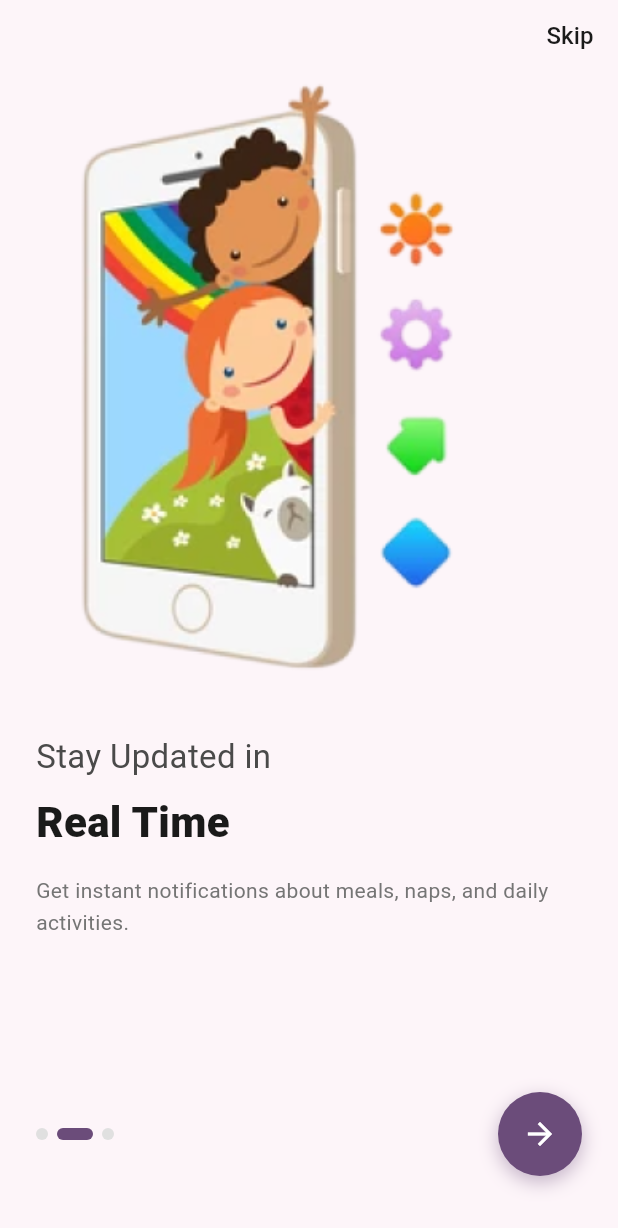
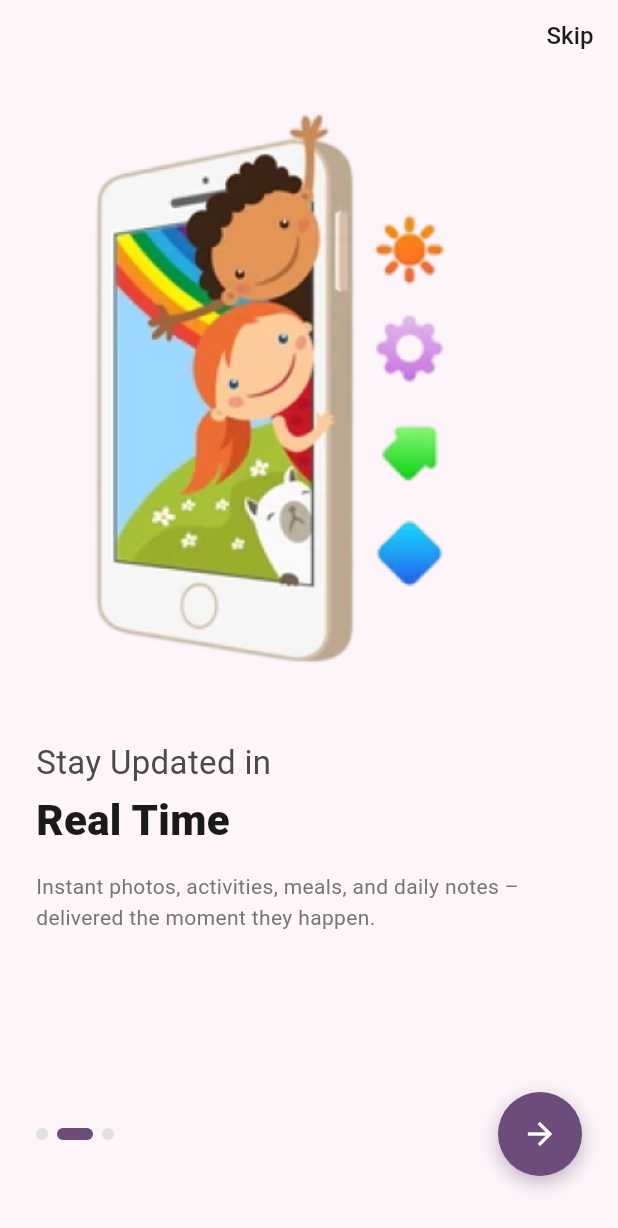
Before and after one commit to DISHAN-cyber/-Nursery_App, a Flutter app: the screen it shows after launch, swiped to page 2, on a phone screen of 412 x 824 dp. Shown: the top 1228 px of the screen. Run offline on Flutter 3.47's test engine with Material 3 defaults, Android fonts, the phone set to English and light mode, and no system bars; Roboto replaces fonts that are missing (Poppins).

Commit message:
update onboarding screen

```diff
--- a/lib/screens/onboarding_screen.dart
+++ b/lib/screens/onboarding_screen.dart
@@ -33,6 +33,58 @@ class _OnboardingScreenState extends State<OnboardingScreen> {
     }
   }
 
+  String _getTitle1(int index) {
+    switch (index) {
+      case 0:
+        return 'Never miss the';
+      case 1:
+        return 'Stay Updated in';
+      case 2:
+        return 'Safe & Secure for';
+      default:
+        return '';
+    }
+  }
+
+  String _getTitle2(int index) {
+    switch (index) {
+      case 0:
+        return 'Nursery Magic';
+      case 1:
+        return 'Real Time';
+      case 2:
+        return 'Every Family';
+      default:
+        return '';
+    }
+  }
+
+  String _getDescription(int index) {
+    switch (index) {
+      case 0:
+        return 'From first steps to finger-paint masterpieces—it\'s all here, just for you.';
+      case 1:
+        return 'Instant photos, activities, meals, and daily notes – delivered the moment they happen.';
+      case 2:
+        return 'Your data is protected with enterprise-level security and encryption.';
+      default:
+        return '';
+    }
+  }
+
+  String _getImage(int index) {
+    switch (index) {
+      case 0:
+        return 'assets/images/onboarding1.png.png';
+      case 1:
+        return 'assets/images/onboarding2.png.png';
+      case 2:
+        return 'assets/images/onboarding3.png.png';
+      default:
+        return '';
+    }
+  }
+
   @override
   Widget build(BuildContext context) {
     return Scaffold(
@@ -59,71 +111,85 @@ class _OnboardingScreenState extends State<OnboardingScreen> {
               ),
             ),
 
-            // Illustration Area
-                       // Illustration Area
+            // Illustration Area with PageView
             Expanded(
               flex: 5,
-              child: PageView(
+              child: PageView.builder(
                 controller: _pageController,
                 onPageChanged: (index) {
                   setState(() {
                     _currentPage = index;
                   });
                 },
-                children: [
-                  Image.asset(
-                    'assets/images/onboarding1.png.png',
-                    fit: BoxFit.contain,
-                  ),
-                  Image.asset(
-                    'assets/images/onboarding2.png.png',
-                    fit: BoxFit.contain,
-                  ),
-                  Image.asset(
-                    'assets/images/onboarding3.png.png',
-                    fit: BoxFit.contain,
-                  ),
-                ],
+                itemCount: _totalPages,
+                itemBuilder: (context, index) {
+                  return Padding(
+                    padding: const EdgeInsets.all(20.0),
+                    child: Image.asset(
+                      _getImage(index),
+                      fit: BoxFit.contain,
+                      errorBuilder: (context, error, stackTrace) {
+                        return Container(
+                          decoration: BoxDecoration(
+                            color: Colors.grey[200],
+                            borderRadius: BorderRadius.circular(20),
+                          ),
+                          child: Column(
+                            mainAxisAlignment: MainAxisAlignment.center,
+                            children: [
+                              Icon(
+                                Icons.image_outlined,
+                                size: 80,
+                                color: Colors.grey[400],
+                              ),
+                              const SizedBox(height: 10),
+                              Text(
+                                'Image ${index + 1}',
+                                style: TextStyle(
+                                  color: Colors.grey[400],
+                                  fontSize: 16,
+                                ),
+                              ),
+                            ],
+                          ),
+                        );
+                      },
+                    ),
+                  );
+                },
               ),
             ),
 
-            const SizedBox(height: 30),
+            const SizedBox(height: 20),
 
             // Text Content
-                        // Text Content
             Padding(
               padding: const EdgeInsets.symmetric(horizontal: 24.0),
               child: Column(
                 crossAxisAlignment: CrossAxisAlignment.start,
                 children: [
                   Text(
-                    _currentPage == 0 ? 'Never miss the' :
-                    _currentPage == 1 ? 'Stay Updated in' :
-                    'Safe & Secure for',
+                    _getTitle1(_currentPage),
                     style: const TextStyle(
                       fontSize: 22,
                       color: Color(0xFF4A4A4A),
                       fontWeight: FontWeight.w400,
+                      height: 1.3,
                     ),
                   ),
                   const SizedBox(height: 8),
                   Text(
-                    _currentPage == 0 ? 'Nursery Magic' :
-                    _currentPage == 1 ? 'Real Time' :
-                    'Every Family',
+                    _getTitle2(_currentPage),
                     style: const TextStyle(
                       fontSize: 28,
                       color: Color(0xFF1A1A1A),
                       fontWeight: FontWeight.w800,
+                      height: 1.2,
                     ),
                   ),
                   const SizedBox(height: 16),
                   Text(
-                    _currentPage == 0
-                        ? 'From first steps to finger-paint masterpieces—it\'s all here, just for you.'
-                        : _currentPage == 1
-                        ? 'Get instant notifications about meals, naps, and daily activities.'
-                        : 'Your data is protected with enterprise-level security and encryption.',
+                    _getDescription(_currentPage),
                     style: TextStyle(
                       fontSize: 14,
                       color: Colors.grey[600],
@@ -177,8 +243,10 @@ class _OnboardingScreenState extends State<OnboardingScreen> {
                           ),
                         ],
                       ),
-                      child: const Icon(
-                        Icons.arrow_forward,
+                      child: Icon(
+                        _currentPage == _totalPages - 1
+                            ? Icons.check
+                            : Icons.arrow_forward,
                         color: Colors.white,
                         size: 24,
                       ),
```
